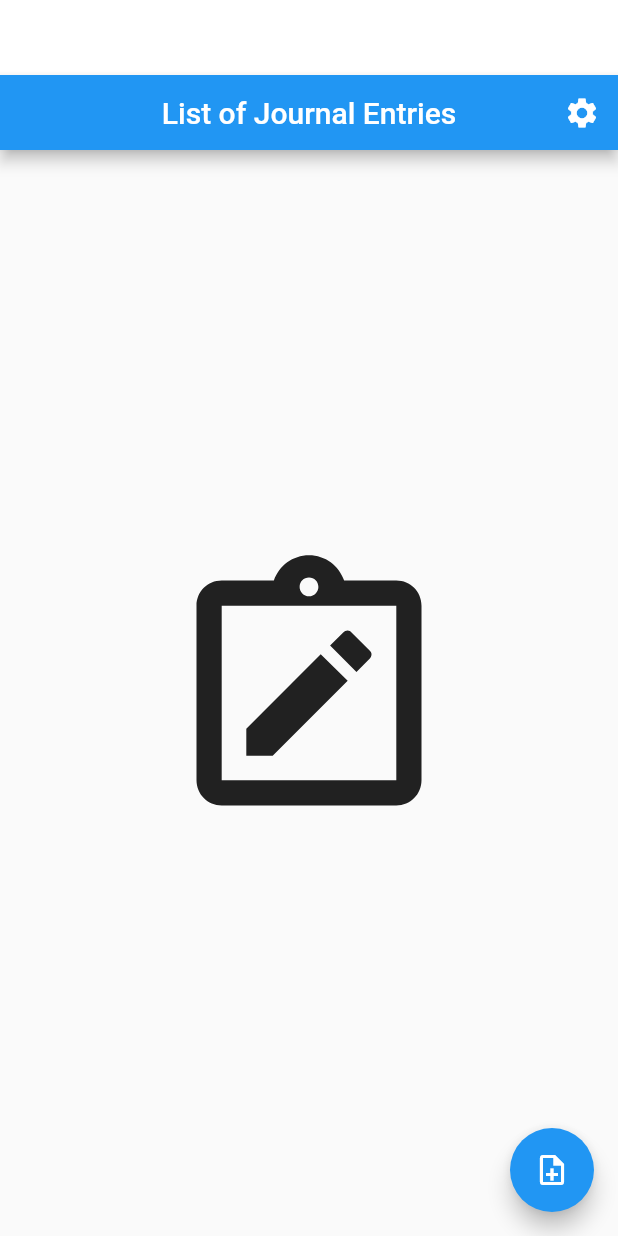
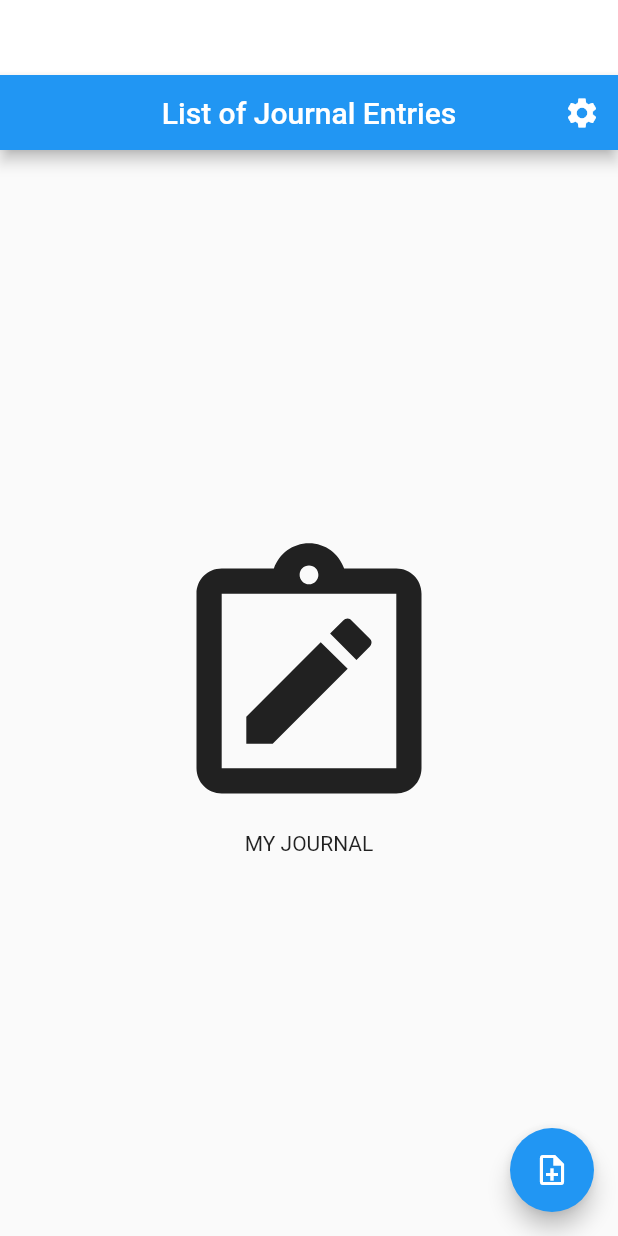
Before and after one commit to lmoyle1989/my_journal, a Flutter app: the screen it shows after launch, on a phone screen of 412 x 824 dp. Run offline on Flutter 3.47's test engine with Material 2 defaults, Android fonts, the phone set to English and light mode, and no system bars; our stand-ins replace shared_preferences, sqflite; accounts and stored records are empty.

Commit message:
added welcome screen text

```diff
--- a/lib/components/entry_list_view.dart
+++ b/lib/components/entry_list_view.dart
@@ -15,10 +15,16 @@ class EntryListView extends StatelessWidget {
   @override
   Widget build(BuildContext context) {
     if (journalEntries!.entries.isEmpty) {
-      return const Center(
-        child: Icon(
-          Icons.note_alt_outlined,
-          size: 200,
+      return Center(
+        child: Column(
+          mainAxisAlignment: MainAxisAlignment.center,
+          children: const [
+            Icon(
+              Icons.note_alt_outlined,
+              size: 200,
+            ),
+            Text("MY JOURNAL"),
+          ],
         ),
       );
     } else {
```
